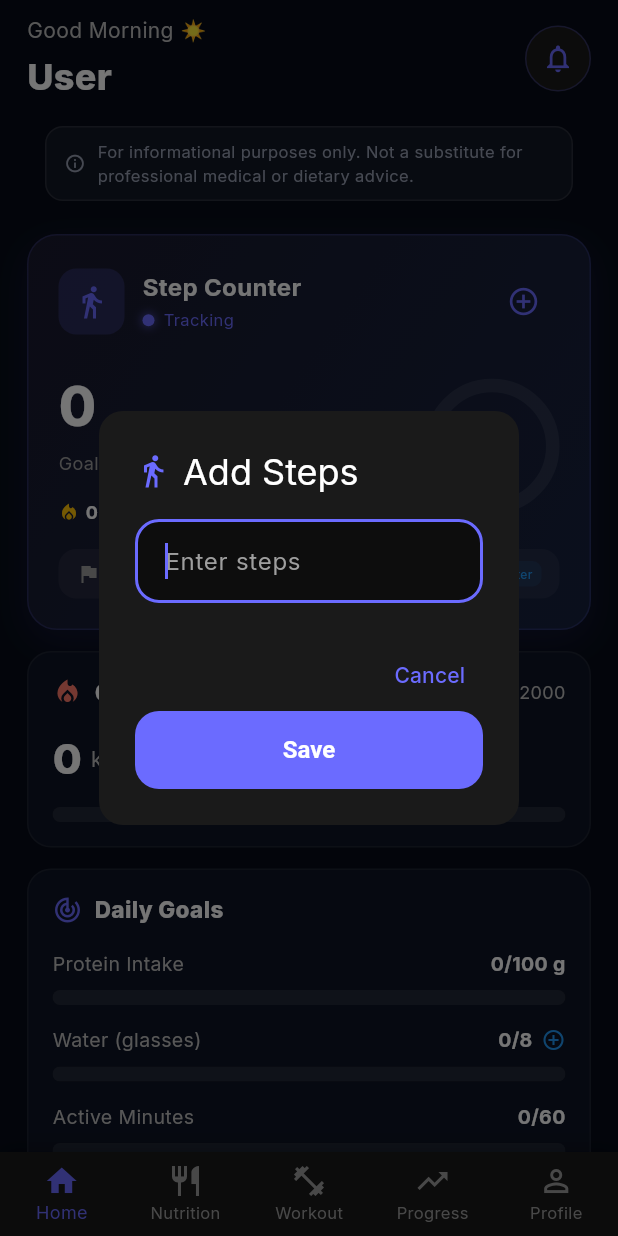
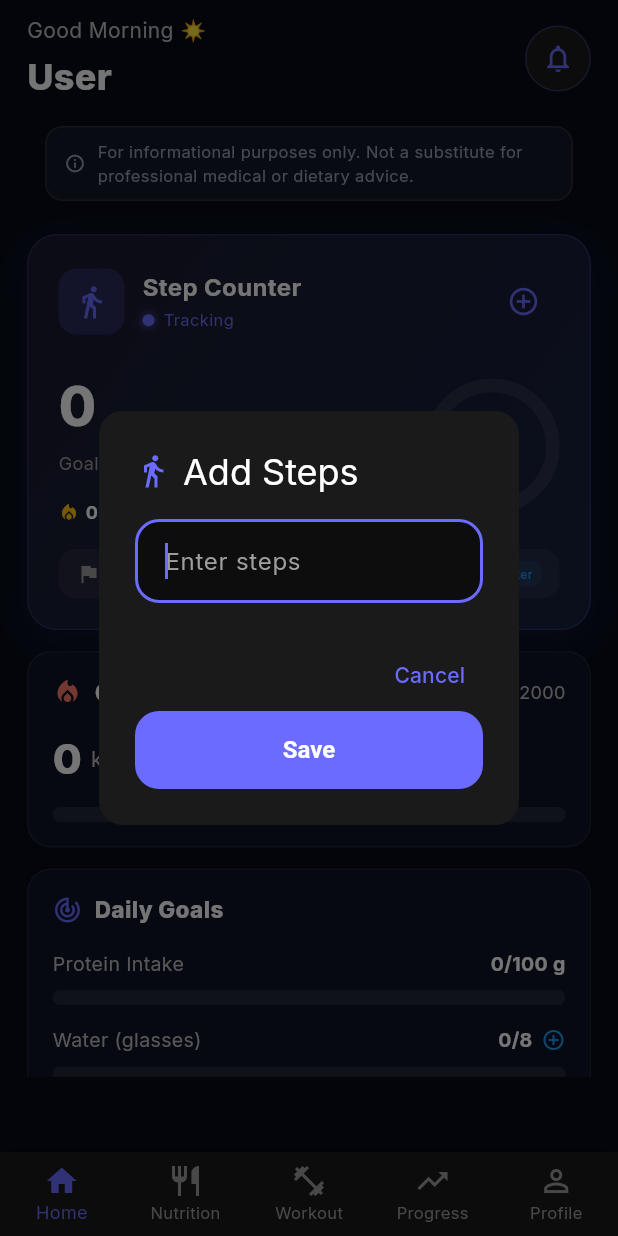
Before and after one commit to fahad2bhatti/fitgenie, a Flutter app: the ShellScreen screen opened directly with empty values, after a tap on the "add circle outline" icon, on a phone screen of 412 x 824 dp. Run offline on Flutter 3.47's test engine with Material 3 defaults, Android fonts, the phone set to English and light mode, and no system bars; our stand-ins replace cached_network_image, cloud_firestore, connectivity_plus, firebase_auth, firebase_core, fl_chart and 11 more; missing offline and left inert: mobile_scanner; accounts and stored records are empty; network calls fail; statements that could not run were skipped.

Commit message:
adds banners working

```diff
--- a/lib/widgets/banner_ad_widget.dart
+++ b/lib/widgets/banner_ad_widget.dart
@@ -16,20 +16,12 @@ class _BannerAdWidgetState extends State<BannerAdWidget> {
   @override
   void initState() {
     super.initState();
-    _loadAd();
-  }
-
-  Future<void> _loadAd() async {
-    final width = MediaQuery.of(context).size.width;
-    final size =
-        await AdsService.instance.adaptiveBannerSize(width) ?? AdSize.banner;
-    final ad = AdsService.instance.createBannerAd(
-      size: size,
-      onLoaded: (loadedAd) {
+    _bannerAd = AdsService.instance.createBannerAd(
+      size: AdSize.banner, // fixed 320x50 — small, standard size
+      onLoaded: (ad) {
         if (mounted) setState(() => _isLoaded = true);
       },
     );
-    if (mounted) setState(() => _bannerAd = ad);
   }
 
   @override
@@ -40,13 +32,12 @@ class _BannerAdWidgetState extends State<BannerAdWidget> {
 
   @override
   Widget build(BuildContext context) {
-    if (!_isLoaded || _bannerAd == null) {
-      return const SizedBox.shrink();
-    }
     return SizedBox(
       width: double.infinity,
-      height: _bannerAd!.size.height.toDouble(),
-      child: AdWidget(ad: _bannerAd!),
+      height: AdSize.banner.height.toDouble(), // 50dp reserved always
+      child: (_isLoaded && _bannerAd != null)
+          ? AdWidget(ad: _bannerAd!)
+          : const SizedBox.shrink(),
     );
   }
 }
```
